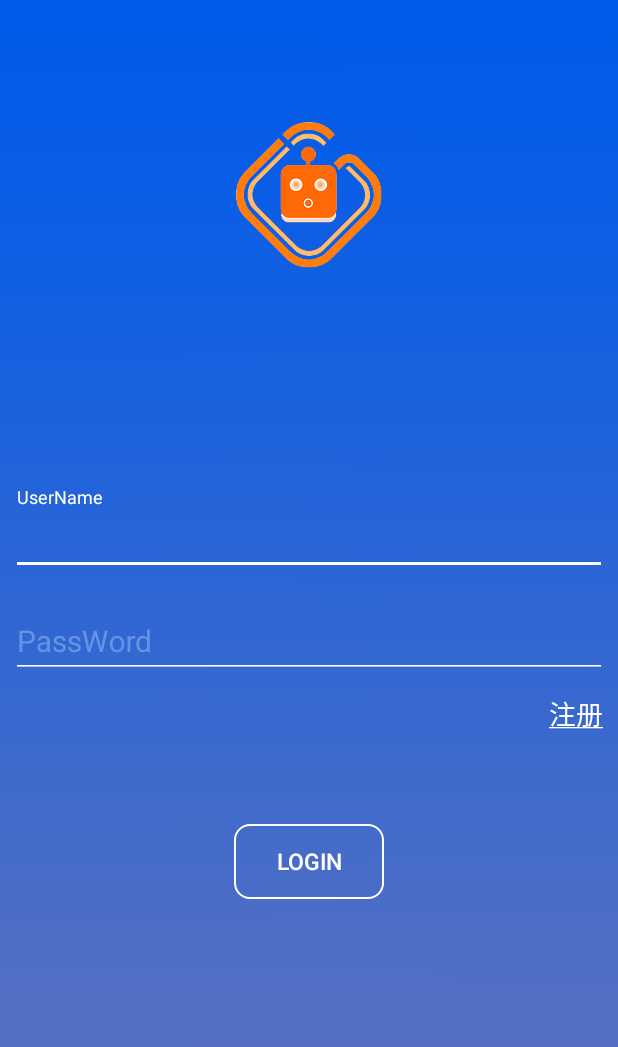
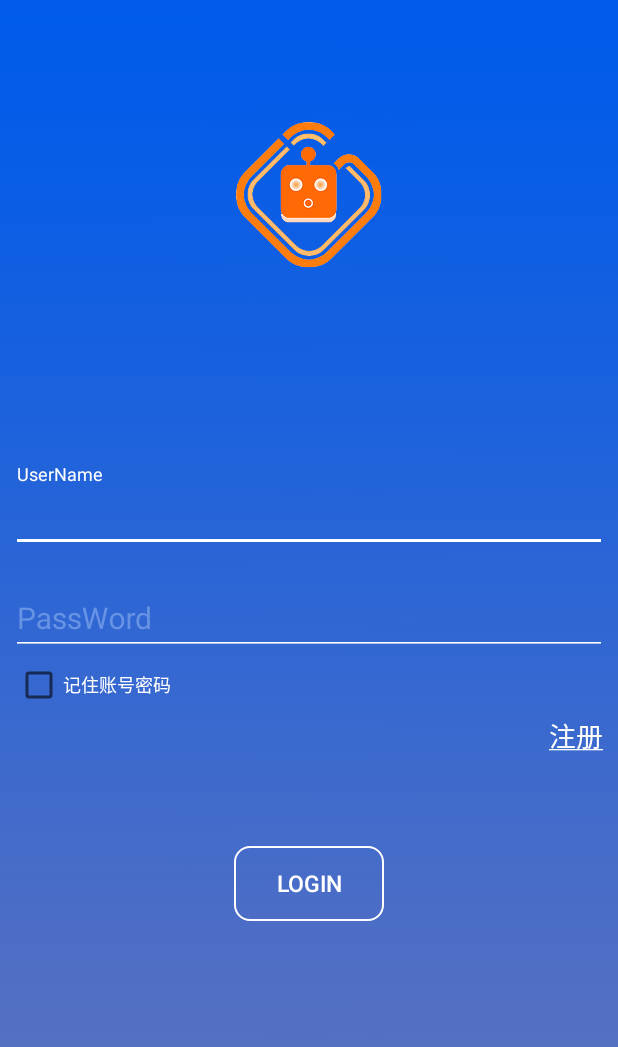
Before and after one commit to zhujingju/Training_8_21, an Android app: the LoginActivity screen opened directly, with no data from a screen before it, on a phone screen of 412 x 824 dp. Shown: the top 1047 px of the screen. Run offline under Robolectric (Android 15) with nearby library versions, the light colour scheme and no system bars; our stand-ins replace ButterKnife, CircleImageView; libraries missing offline, so code that uses them is left out: org.eclipse.paho; Roboto replaces fonts that are not available here; 11 statements that could not run were skipped.

Commit message:
登录交互

```diff
--- a/app/src/main/java/com/grasp/training/activity/ControlActivity.java
+++ b/app/src/main/java/com/grasp/training/activity/ControlActivity.java
@@ -100,7 +100,7 @@ public class ControlActivity extends BaseActivity {
         SharedPreferencesUtils.setParam(context, MainActivity.MainSB, "zw2017060802");
         initePlayCore();
         buildEasyMqttService();
-        connect();
+//        connect();
     }
 
     @Override
@@ -856,11 +856,7 @@ public class ControlActivity extends BaseActivity {
     @Override
     protected void onStart() {
         super.onStart();
-        if (isConnected()) {
-
-        } else {
             ha.sendEmptyMessageDelayed(1000, 500);
-        }
     }
 
 
--- a/app/src/main/java/com/grasp/training/tool/BaseMqttActivity.java
+++ b/app/src/main/java/com/grasp/training/tool/BaseMqttActivity.java
@@ -7,6 +7,7 @@ import android.os.Handler;
 import android.os.Message;
 import android.telephony.TelephonyManager;
 import android.util.Log;
+import android.view.View;
 
 import com.zs.easy.mqtt.EasyMqttService;
 import com.zs.easy.mqtt.IEasyMqttCallBack;
@@ -18,16 +19,21 @@ public abstract class BaseMqttActivity extends BaseActivity {
 
 
 
+
     public EasyMqttService mqttService;
-
 
     @Override
     protected void onCreate(Bundle savedInstanceState) {
         super.onCreate(savedInstanceState);
         buildEasyMqttService();
         initIEasyMqttCallBack();
-        connect();
+//        connect();
     }
+
+    /**
+     * 连接Mqtt服务器
+     */
+    public abstract void connect() ;
     /**
      * 判断服务是否连接
      */
@@ -71,10 +77,6 @@ public abstract class BaseMqttActivity extends BaseActivity {
 
     }
 
-    /**
-     * 连接Mqtt服务器
-     */
-    public abstract void connect() ;
 
     /**
      * 构建EasyMqttService对象
@@ -98,6 +100,12 @@ public abstract class BaseMqttActivity extends BaseActivity {
     public static String getIMEI(Context context) {
         TelephonyManager telephonyManager = (TelephonyManager) context.getSystemService(context.TELEPHONY_SERVICE);
         @SuppressLint("MissingPermission") String imei = telephonyManager.getDeviceId();
+        if(imei!=null&&!imei.equals("")){
+
+        }else{
+            long timeStamp = System.currentTimeMillis();
+            imei=timeStamp+"";
+        }
 
         return imei;
     }
@@ -127,22 +135,20 @@ public abstract class BaseMqttActivity extends BaseActivity {
         disconnect();
         close();
         ha.removeMessages(1000);
+        ha.removeMessages(1001);
     }
 
     @Override
     protected void onStart() {
         super.onStart();
-        if (isConnected()) {
-
-        } else {
+        Log.e("qqq","onStart");
             ha.sendEmptyMessageDelayed(1000, 500);
-        }
     }
 
     /**
      * 连接Mqtt服务器
      */
-    public  IEasyMqttCallBack iEasyMqttCallBack;
+    public IEasyMqttCallBack iEasyMqttCallBack;
     public abstract void initIEasyMqttCallBack();
 
     Handler ha=new Handler(){
@@ -163,7 +169,6 @@ public abstract class BaseMqttActivity extends BaseActivity {
         }
     };
 
-
     private String myTopic ="iotbroad/iot";
 
     public String getMyTopic() {
--- a/app/src/main/res/layout/login_activity.xml
+++ b/app/src/main/res/layout/login_activity.xml
@@ -64,6 +64,16 @@
                     android:inputType="textPassword" />
             </android.support.design.widget.TextInputLayout>
 
+            <CheckBox
+                android:id="@+id/login_checkbox"
+                android:layout_marginLeft="@dimen/dip_10.0"
+                android:textSize="@dimen/dip_12.0"
+                android:textColor="@color/white"
+                android:layout_marginTop="@dimen/dip_10.0"
+                android:text="@string/login_RadioButton"
+                android:layout_width="wrap_content"
+                android:layout_height="@dimen/dip_20.0" />
+
             <TextView
                 android:id="@+id/login_zc"
                 android:layout_width="wrap_content"
--- a/app/src/main/res/values/colors.xml
+++ b/app/src/main/res/values/colors.xml
@@ -2,7 +2,7 @@
 <resources>
     <color name="colorPrimary">#3F51B5</color>
     <color name="colorPrimaryDark">#303F9F</color>
-    <color name="colorAccent">#FF4081</color>
+    <color name="colorAccent">#6793e4</color>
 
     <color name="white">#ffffff</color>
     <color name="white2">#4cffffff</color>
--- a/app/src/main/res/values/strings.xml
+++ b/app/src/main/res/values/strings.xml
@@ -46,6 +46,8 @@
 
     <string name="login_tx"><u>注册</u></string>
 
+    <string name="login_RadioButton">记住账号密码</string>
+
     <string name="xgtx"> 修改头像</string>
     <string name="pzsc">"   拍张上传"</string>
     <string name="bdsc">"   本地上传"</string>
```
Also changed, not shown: app/src/main/java/com/grasp/training/MainActivity.java (+7 -1 lines), app/src/main/java/com/grasp/training/activity/LoginActivity.java (+56 -15 lines), app/src/main/java/com/grasp/training/activity/RegisteredActivity.java (+10 -11 lines), app/src/main/java/com/grasp/training/fragmet/SmartHome.java (+12 -2 lines), app/src/main/java/com/grasp/training/tool/BaseMqttFragment.java (+10 -1 lines), app/src/main/java/com/grasp/training/tool/BaseMqttFragmentActivity.java (+7 -2 lines), app/src/main/java/com/grasp/training/tool/MyApplication.java (+19 -1 lines).
